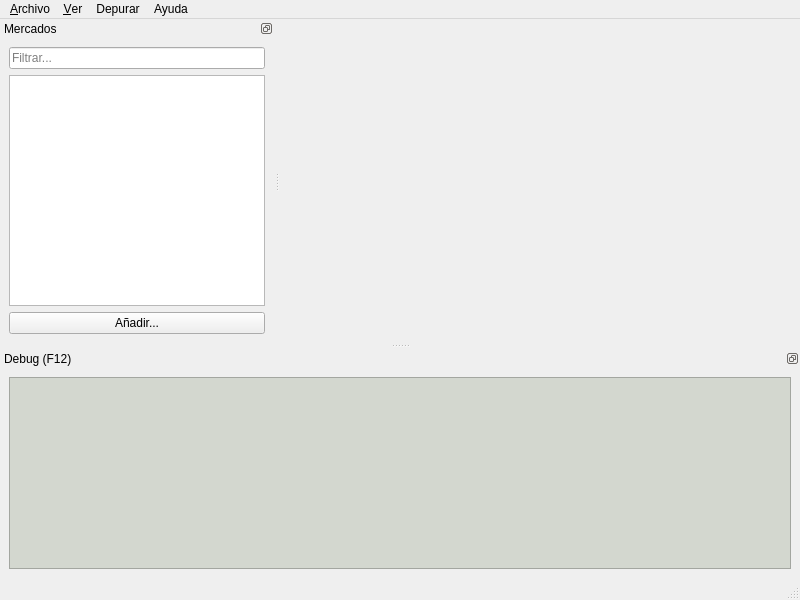
This is mainwindow.ui in katmai1/qtradingview2 as Qt 5 draws it before an edit. The edited form follows.
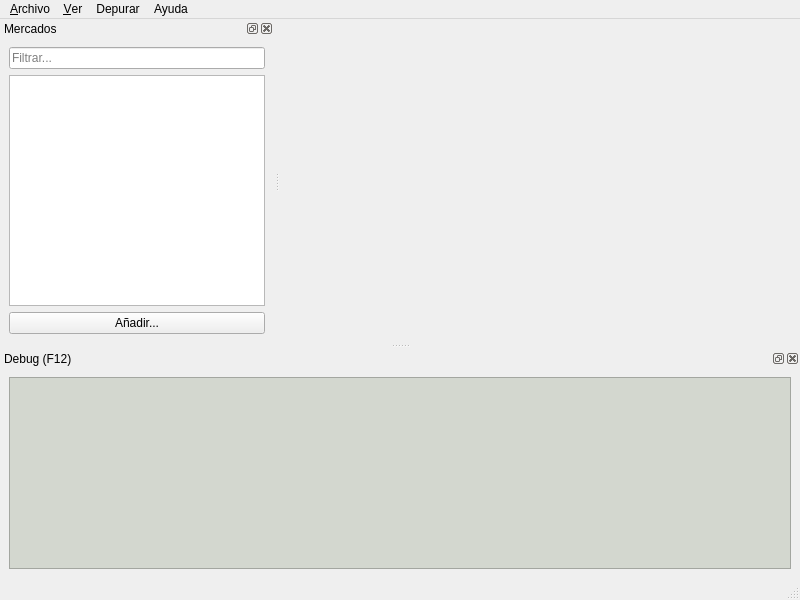
This is the edited form. Icons and pictures are not drawn. Custom widgets are drawn as their Qt base class.

What changed in the file:
```diff
--- a/mainwindow.ui
+++ b/mainwindow.ui
@@ -110,7 +110,7 @@
     </size>
    </property>
    <property name="features">
-    <set>QDockWidget::DockWidgetFloatable|QDockWidget::DockWidgetMovable</set>
+    <set>QDockWidget::DockWidgetClosable|QDockWidget::DockWidgetFloatable|QDockWidget::DockWidgetMovable</set>
    </property>
    <property name="allowedAreas">
     <set>Qt::LeftDockWidgetArea|Qt::RightDockWidgetArea</set>
@@ -176,7 +176,7 @@
     </sizepolicy>
    </property>
    <property name="features">
-    <set>QDockWidget::DockWidgetFloatable</set>
+    <set>QDockWidget::DockWidgetClosable|QDockWidget::DockWidgetFloatable</set>
    </property>
    <property name="allowedAreas">
     <set>Qt::BottomDockWidgetArea</set>
```
Left out of the diff: 36 changed lines with no effect on the pictures.
